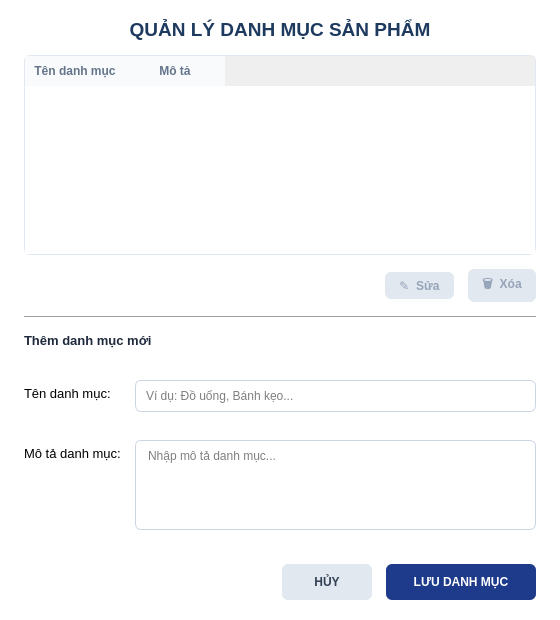
Qt form src/gui/tabs/add_category_dialog.ui (letrankhang/Supermarket_Manager) before a commit.
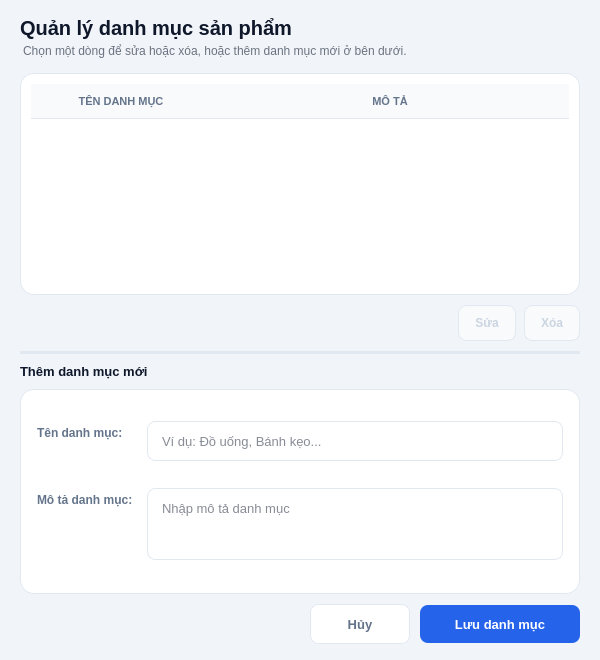
The same form after that commit.

Patch:
```diff
--- a/src/gui/tabs/add_category_dialog.ui
+++ b/src/gui/tabs/add_category_dialog.ui
@@ -6,15 +6,266 @@
    <rect>
     <x>0</x>
     <y>0</y>
+    <width>600</width>
+    <height>660</height>
+   </rect>
+  </property>
+  <property name="minimumSize">
+   <size>
     <width>560</width>
     <height>620</height>
-   </rect>
+   </size>
   </property>
   <property name="windowTitle">
    <string>Quản Lý Danh Mục</string>
   </property>
   <property name="styleSheet">
-   <string notr="true">QDialog { background-color: #ffffff; }</string>
+   <string notr="true">
+QDialog#CategoryManagerDialog {
+    background-color: #f1f5f9;
+    color: #0f172a;
+    font-family: &quot;Segoe UI&quot;, Arial, sans-serif;
+}
+QWidget#widgetBody {
+    background-color: transparent;
+}
+QLabel {
+    background-color: transparent;
+    border: none;
+    color: #0f172a;
+}
+
+QLabel#lblHeaderTitle {
+    color: #0f172a;
+    padding: 0px;
+    margin: 0px;
+}
+QLabel#lblHeaderSubtitle {
+    color: #6b7280;
+    font-size: 12px;
+    font-weight: normal;
+    margin-top: 4px;
+}
+
+QLabel#lblFormTitle {
+    color: #0f172a;
+    font-size: 13px;
+    font-weight: 700;
+}
+
+QFrame#frameTableCard,
+QFrame#frameFormCard {
+    background-color: #ffffff;
+    border: 1px solid #e2e8f0;
+    border-radius: 14px;
+}
+QFrame#lineSeparator {
+    color: #e2e8f0;
+    background-color: #e2e8f0;
+    border: none;
+}
+
+QTableWidget#tblCategories {
+    background-color: transparent;
+    border: none;
+    gridline-color: #f1f5f9;
+    font-size: 13px;
+    color: #334155;
+    outline: none;
+}
+QTableWidget#tblCategories::item {
+    padding: 6px 8px;
+    border-bottom: 1px solid #f1f5f9;
+}
+QTableWidget#tblCategories::item:selected {
+    background-color: #eff6ff;
+    color: #1d4ed8;
+}
+QHeaderView::section {
+    background-color: #f8fafc;
+    color: #64748b;
+    font-size: 11px;
+    font-weight: 700;
+    padding: 8px;
+    border: none;
+    border-bottom: 1px solid #e2e8f0;
+}
+QTableCornerButton::section {
+    background-color: #f8fafc;
+    border: none;
+}
+
+QLabel#lblCategoryName,
+QLabel#lblDescription {
+    color: #64748b;
+    font-size: 12px;
+    font-weight: 600;
+}
+
+QLineEdit#txtCategoryName {
+    background-color: #ffffff;
+    border: 1px solid #e2e8f0;
+    border-radius: 8px;
+    padding: 0px 12px;
+    min-height: 38px;
+    font-size: 13px;
+    color: #0f172a;
+}
+QTextEdit#txtDescription {
+    background-color: #ffffff;
+    border: 1px solid #e2e8f0;
+    border-radius: 8px;
+    padding: 8px 10px;
+    font-size: 13px;
+    color: #0f172a;
+}
+QLineEdit#txtCategoryName:focus,
+QTextEdit#txtDescription:focus {
+    border: 1px solid #1d4ed8;
+}
+
+QPushButton#btnEditCategory {
+    background-color: #ffffff;
+    color: #64748b;
+    border: 1px solid #e2e8f0;
+    border-radius: 8px;
+    padding: 0px 16px;
+    min-height: 34px;
+    font-size: 12px;
+    font-weight: bold;
+}
+QPushButton#btnEditCategory:hover {
+    background-color: #eff6ff;
+    color: #1d4ed8;
+    border: 1px solid #1d4ed8;
+}
+QPushButton#btnDeleteCategory {
+    background-color: #ffffff;
+    color: #dc2626;
+    border: 1px solid #e2e8f0;
+    border-radius: 8px;
+    padding: 0px 16px;
+    min-height: 34px;
+    font-size: 12px;
+    font-weight: bold;
+}
+QPushButton#btnDeleteCategory:hover {
+    background-color: #fef2f2;
+    border: 1px solid #dc2626;
+}
+QPushButton#btnEditCategory:disabled,
+QPushButton#btnDeleteCategory:disabled {
+    background-color: #f8fafc;
+    color: #cbd5e1;
+    border: 1px solid #e2e8f0;
+}
+
+QPushButton#btnSave {
+    background-color: #2563eb;
+    color: #ffffff;
+    border: none;
+    border-radius: 8px;
+    padding: 0px 20px;
+    min-height: 38px;
+    font-size: 13px;
+    font-weight: 700;
+}
+QPushButton#btnSave:hover {
+    background-color: #1d4ed8;
+}
+QPushButton#btnSave:pressed {
+    background-color: #1e40af;
+}
+QPushButton#btnSave:disabled {
+    background-color: #cbd5e1;
+    color: #f8fafc;
+}
+QPushButton#btnCancel {
+    background-color: #ffffff;
+    color: #64748b;
+    border: 1px solid #e2e8f0;
+    border-radius: 8px;
+    padding: 0px 20px;
+    min-height: 38px;
+    font-size: 13px;
+    font-weight: bold;
+}
+QPushButton#btnCancel:hover {
+    background-color: #eff6ff;
+    color: #1d4ed8;
+    border: 1px solid #1d4ed8;
+}
+
+QScrollBar:vertical {
+    background-color: transparent;
+    width: 10px;
+    margin: 0px;
+    border: none;
+}
+QScrollBar::handle:vertical {
+    background-color: #cbd5e1;
+    min-height: 35px;
+    border-radius: 5px;
+}
+QScrollBar::handle:vertical:hover {
+    background-color: #94a3b8;
+}
+QScrollBar::handle:vertical:pressed {
+    background-color: #64748b;
+}
+QScrollBar::add-line:vertical,
+QScrollBar::sub-line:vertical {
+    height: 0px;
+    width: 0px;
+    background: transparent;
+    border: none;
+}
+QScrollBar::up-arrow:vertical,
+QScrollBar::down-arrow:vertical {
+    width: 0px;
+    height: 0px;
+    background: transparent;
+    border: none;
+}
+QScrollBar::add-page:vertical,
+QScrollBar::sub-page:vertical {
+    background: transparent;
+}
+QScrollBar:horizontal {
+    background-color: transparent;
+    height: 10px;
+    margin: 0px;
+    border: none;
+}
+QScrollBar::handle:horizontal {
+    background-color: #cbd5e1;
+    min-width: 35px;
+    border-radius: 5px;
+}
+QScrollBar::handle:horizontal:hover {
+    background-color: #94a3b8;
+}
+QScrollBar::handle:horizontal:pressed {
+    background-color: #64748b;
+}
+QScrollBar::add-line:horizontal,
+QScrollBar::sub-line:horizontal {
+    width: 0px;
+    height: 0px;
+    background: transparent;
+    border: none;
+}
+QScrollBar::left-arrow:horizontal,
+QScrollBar::right-arrow:horizontal {
+    width: 0px;
+    height: 0px;
+    background: transparent;
+    border: none;
+}
+QScrollBar::add-page:horizontal,
+QScrollBar::sub-page:horizontal {
+    background: transparent;
+}</string>
   </property>
   <layout class="QVBoxLayout" name="verticalLayout_root">
    <property name="spacing">
@@ -36,40 +287,91 @@
     <widget class="QWidget" name="widgetBody" native="true">
      <layout class="QVBoxLayout" name="verticalLayout_body">
       <property name="spacing">
-       <number>14</number>
+       <number>10</number>
       </property>
       <property name="leftMargin">
-       <number>24</number>
+       <number>20</number>
       </property>
       <property name="topMargin">
-       <number>18</number>
+       <number>16</number>
       </property>
       <property name="rightMargin">
-       <number>24</number>
-      </property>
-      <property name="bottomMargin">
        <number>20</number>
+      </property>
+      <property name="bottomMargin">
+       <number>16</number>
+      </property>
+      <item>
+       <layout class="QHBoxLayout" name="horizontalLayout_header">
+        <property name="spacing">
+         <number>10</number>
+        </property>
+        <item>
+         <layout class="QVBoxLayout" name="verticalLayout_header">
+          <property name="spacing">
+           <number>0</number>
+          </property>
+          <property name="bottomMargin">
+           <number>5</number>
       </property>
       <item>
        <widget class="QLabel" name="lblHeaderTitle">
         <property name="font">
          <font>
-          <pointsize>14</pointsize>
-          <weight>75</weight>
+              <pointsize>15</pointsize>
           <bold>true</bold>
          </font>
         </property>
-        <property name="styleSheet">
-         <string notr="true">color: #1e3a5f;</string>
-        </property>
+            <property name="text">
+             <string>Quản lý danh mục sản phẩm</string>
+            </property>
+           </widget>
+          </item>
+          <item>
+           <widget class="QLabel" name="lblHeaderSubtitle">
         <property name="text">
-         <string>QUẢN LÝ DANH MỤC SẢN PHẨM</string>
-        </property>
-        <property name="alignment">
-         <set>Qt::AlignCenter</set>
-        </property>
-       </widget>
-      </item>
+             <string>Chọn một dòng để sửa hoặc xóa, hoặc thêm danh mục mới ở bên dưới.</string>
+            </property>
+           </widget>
+          </item>
+         </layout>
+        </item>
+        <item>
+         <spacer name="horizontalSpacer_header">
+          <property name="orientation">
+           <enum>Qt::Orientation::Horizontal</enum>
+          </property>
+          <property name="sizeHint" stdset="0">
+           <size>
+            <width>40</width>
+            <height>20</height>
+           </size>
+          </property>
+         </spacer>
+        </item>
+       </layout>
+      </item>
+      <item>
+       <widget class="QFrame" name="frameTableCard">
+        <property name="frameShape">
+         <enum>QFrame::Shape::NoFrame</enum>
+        </property>
+        <layout class="QVBoxLayout" name="verticalLayout_tableCard">
+         <property name="spacing">
+          <number>0</number>
+         </property>
+         <property name="leftMargin">
+          <number>10</number>
+         </property>
+         <property name="topMargin">
+          <number>10</number>
+         </property>
+         <property name="rightMargin">
+          <number>10</number>
+         </property>
+         <property name="bottomMargin">
+          <number>10</number>
+         </property>
       <item>
        <widget class="QTableWidget" name="tblCategories">
         <property name="minimumSize">
@@ -78,33 +380,59 @@
           <height>200</height>
          </size>
         </property>
-        <property name="styleSheet">
-         <string notr="true">QTableWidget { border: 1px solid #e2e8f0; border-radius: 6px; gridline-color: #f1f5f9; }
-QHeaderView::section { background-color: #f8fafc; color: #64748b; font-weight: bold; border: none; padding: 6px; }</string>
+           <property name="frameShape">
+            <enum>QFrame::Shape::NoFrame</enum>
         </property>
         <property name="editTriggers">
          <set>QAbstractItemView::NoEditTriggers</set>
         </property>
         <property name="alternatingRowColors">
-         <bool>true</bool>
+            <bool>false</bool>
+           </property>
+           <property name="selectionMode">
+            <enum>QAbstractItemView::SelectionMode::SingleSelection</enum>
         </property>
         <property name="selectionBehavior">
-         <enum>QAbstractItemView::SelectRows</enum>
-        </property>
+            <enum>QAbstractItemView::SelectionBehavior::SelectRows</enum>
+           </property>
+           <property name="showGrid">
+            <bool>false</bool>
+           </property>
+           <attribute name="horizontalHeaderDefaultSectionSize">
+            <number>180</number>
+           </attribute>
+           <attribute name="horizontalHeaderHighlightSections">
+            <bool>false</bool>
+           </attribute>
+           <attribute name="horizontalHeaderStretchLastSection">
+            <bool>true</bool>
+           </attribute>
+           <attribute name="verticalHeaderVisible">
+            <bool>false</bool>
+           </attribute>
+           <attribute name="verticalHeaderDefaultSectionSize">
+            <number>38</number>
+           </attribute>
         <column>
          <property name="text">
-          <string>Tên danh mục</string>
+             <string>TÊN DANH MỤC</string>
          </property>
         </column>
         <column>
          <property name="text">
-          <string>Mô tả</string>
-         </property>
-        </column>
+             <string>MÔ TẢ</string>
+            </property>
+           </column>
+          </widget>
+         </item>
+        </layout>
        </widget>
       </item>
       <item>
        <layout class="QHBoxLayout" name="horizontalLayout_rowActions">
+        <property name="spacing">
+         <number>8</number>
+        </property>
         <item>
          <spacer name="horizontalSpacer_rowActions">
           <property name="orientation">
@@ -126,13 +454,8 @@
           <property name="cursor">
            <cursorShape>PointingHandCursor</cursorShape>
           </property>
-          <property name="styleSheet">
-           <string notr="true">QPushButton { background-color: #e2e8f0; color: #334155; border-radius: 6px; padding: 6px 14px; font-weight: bold; }
-QPushButton:hover { background-color: #cbd5e1; }
-QPushButton:disabled { color: #94a3b8; }</string>
-          </property>
           <property name="text">
-           <string>✎  Sửa</string>
+           <string>Sửa</string>
           </property>
          </widget>
         </item>
@@ -144,13 +467,8 @@
           <property name="cursor">
            <cursorShape>PointingHandCursor</cursorShape>
           </property>
-          <property name="styleSheet">
-           <string notr="true">QPushButton { background-color: #fee2e2; color: #b91c1c; border-radius: 6px; padding: 6px 14px; font-weight: bold; }
-QPushButton:hover { background-color: #fecaca; }
-QPushButton:disabled { color: #94a3b8; background-color: #e2e8f0; }</string>
-          </property>
           <property name="text">
-           <string>🗑  Xóa</string>
+           <string>Xóa</string>
           </property>
          </widget>
         </item>
@@ -162,39 +480,46 @@
          <enum>QFrame::HLine</enum>
         </property>
         <property name="frameShadow">
-         <enum>QFrame::Sunken</enum>
+         <enum>QFrame::Shadow::Plain</enum>
         </property>
        </widget>
       </item>
       <item>
        <widget class="QLabel" name="lblFormTitle">
-        <property name="font">
-         <font>
-          <pointsize>10</pointsize>
-          <weight>75</weight>
-          <bold>true</bold>
-         </font>
-        </property>
-        <property name="styleSheet">
-         <string notr="true">color: #1e293b;</string>
-        </property>
         <property name="text">
          <string>Thêm danh mục mới</string>
         </property>
        </widget>
       </item>
       <item>
+       <widget class="QFrame" name="frameFormCard">
+        <property name="frameShape">
+         <enum>QFrame::Shape::NoFrame</enum>
+        </property>
        <layout class="QFormLayout" name="formLayout">
+         <property name="labelAlignment">
+          <set>Qt::AlignmentFlag::AlignLeading|Qt::AlignmentFlag::AlignLeft|Qt::AlignmentFlag::AlignVCenter</set>
+         </property>
+         <property name="horizontalSpacing">
+          <number>14</number>
+         </property>
         <property name="verticalSpacing">
          <number>10</number>
         </property>
+         <property name="leftMargin">
+          <number>16</number>
+         </property>
+         <property name="topMargin">
+          <number>14</number>
+         </property>
+         <property name="rightMargin">
+          <number>16</number>
+         </property>
+         <property name="bottomMargin">
+          <number>14</number>
+         </property>
         <item row="0" column="0">
          <widget class="QLabel" name="lblCategoryName">
-          <property name="font">
-           <font>
-            <pointsize>10</pointsize>
-           </font>
-          </property>
           <property name="text">
            <string>Tên danh mục:</string>
           </property>
@@ -202,16 +527,6 @@
         </item>
         <item row="0" column="1">
          <widget class="QLineEdit" name="txtCategoryName">
-          <property name="minimumSize">
-           <size>
-            <width>0</width>
-            <height>32</height>
-           </size>
-          </property>
-          <property name="styleSheet">
-           <string notr="true">QLineEdit { border: 1px solid #cbd5e1; border-radius: 6px; padding: 4px 8px; }
-QLineEdit:focus { border: 1px solid #1d4ed8; }</string>
-          </property>
           <property name="placeholderText">
            <string>Ví dụ: Đồ uống, Bánh kẹo...</string>
           </property>
@@ -219,11 +534,6 @@
         </item>
         <item row="1" column="0">
          <widget class="QLabel" name="lblDescription">
-          <property name="font">
-           <font>
-            <pointsize>10</pointsize>
-           </font>
-          </property>
           <property name="text">
            <string>Mô tả danh mục:</string>
           </property>
@@ -234,22 +544,25 @@
           <property name="maximumSize">
            <size>
             <width>16777215</width>
-            <height>90</height>
-           </size>
-          </property>
-          <property name="styleSheet">
-           <string notr="true">QTextEdit { border: 1px solid #cbd5e1; border-radius: 6px; padding: 4px 8px; }
-QTextEdit:focus { border: 1px solid #1d4ed8; }</string>
+             <height>72</height>
+            </size>
+           </property>
+           <property name="frameShape">
+            <enum>QFrame::Shape::NoFrame</enum>
           </property>
           <property name="placeholderText">
-           <string>Nhập mô tả danh mục...</string>
+            <string>Nhập mô tả danh mục</string>
           </property>
          </widget>
         </item>
        </layout>
+       </widget>
       </item>
       <item>
        <layout class="QHBoxLayout" name="horizontalLayout_bottom">
+        <property name="spacing">
+         <number>10</number>
+        </property>
         <item>
          <spacer name="horizontalSpacer_bottom">
           <property name="orientation">
@@ -267,19 +580,15 @@
          <widget class="QPushButton" name="btnCancel">
           <property name="minimumSize">
            <size>
-            <width>90</width>
-            <height>36</height>
+            <width>100</width>
+            <height>40</height>
            </size>
           </property>
           <property name="cursor">
            <cursorShape>PointingHandCursor</cursorShape>
           </property>
-          <property name="styleSheet">
-           <string notr="true">QPushButton { background-color: #e2e8f0; color: #334155; border-radius: 6px; font-weight: bold; }
-QPushButton:hover { background-color: #cbd5e1; }</string>
-          </property>
           <property name="text">
-           <string>HỦY</string>
+           <string>Hủy</string>
           </property>
          </widget>
         </item>
@@ -287,19 +596,15 @@
          <widget class="QPushButton" name="btnSave">
           <property name="minimumSize">
            <size>
-            <width>150</width>
-            <height>36</height>
+            <width>160</width>
+            <height>38</height>
            </size>
           </property>
           <property name="cursor">
            <cursorShape>PointingHandCursor</cursorShape>
           </property>
-          <property name="styleSheet">
-           <string notr="true">QPushButton { background-color: #1e3a8a; color: white; border-radius: 6px; font-weight: bold; }
-QPushButton:hover { background-color: #1e40af; }</string>
-          </property>
           <property name="text">
-           <string>LƯU DANH MỤC</string>
+           <string>Lưu danh mục</string>
           </property>
          </widget>
         </item>
```
Left out of the diff: 10 changed lines with no effect on the pictures. Lines whose indentation alone changed are shown as unchanged.
